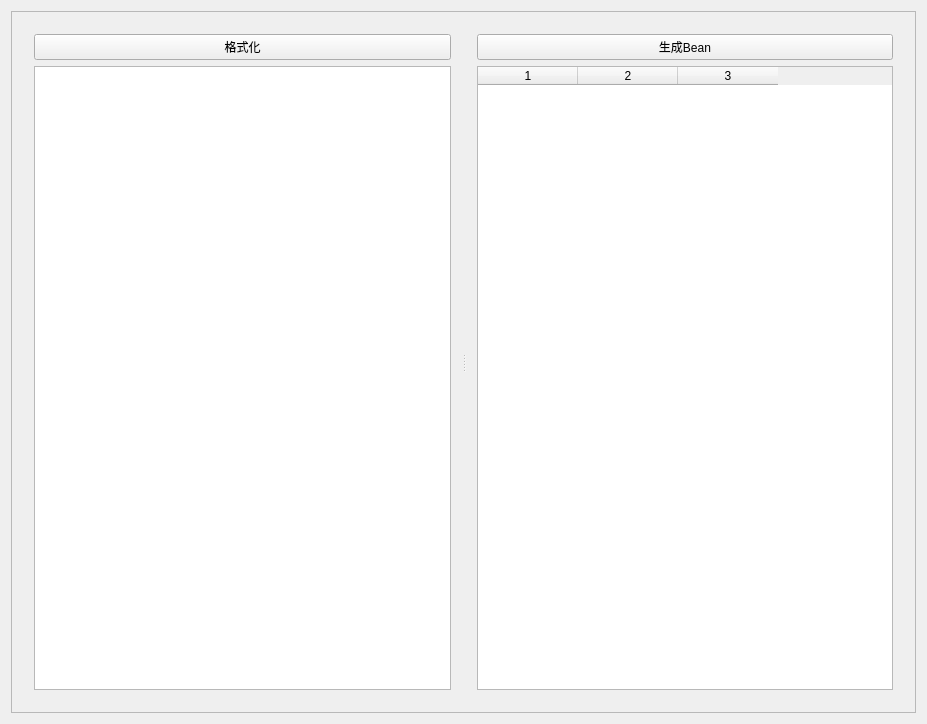
debuggerx01/JSONFormat4Flutter, file mainwindow.ui: the form before one commit.
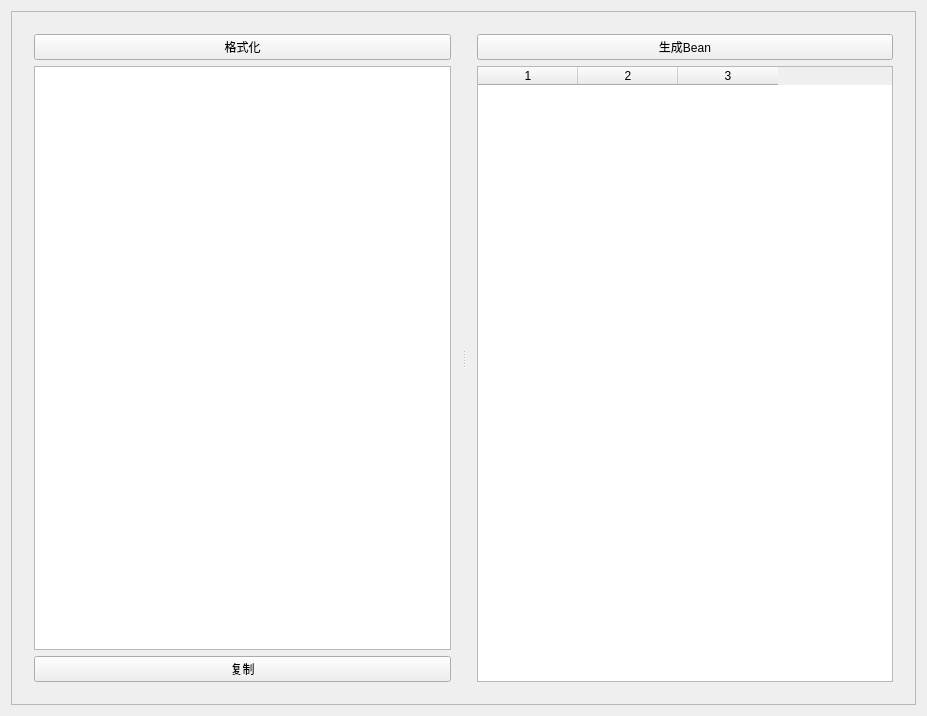
The form after the commit.

Commit message:
增加了一个复制按钮,用于复制代码,以解决qt5内的文本框直接复制会有bom头的问题 复制的第三库pyperclip
捕获了IndexError 以防止点击右部生成Bean时可能崩溃的bug

Patch:
```diff
--- a/mainwindow.ui
+++ b/mainwindow.ui
@@ -7,7 +7,7 @@
     <x>0</x>
     <y>0</y>
     <width>927</width>
-    <height>724</height>
+    <height>716</height>
    </rect>
   </property>
   <property name="sizePolicy">
@@ -62,6 +62,13 @@
            <item>
             <widget class="QTextEdit" name="te_json"/>
            </item>
+           <item>
+            <widget class="QPushButton" name="btn_copy">
+             <property name="text">
+              <string>复制</string>
+             </property>
+            </widget>
+           </item>
           </layout>
          </widget>
          <widget class="QWidget" name="layoutWidget">
```
The commit also changes 2 other files.
